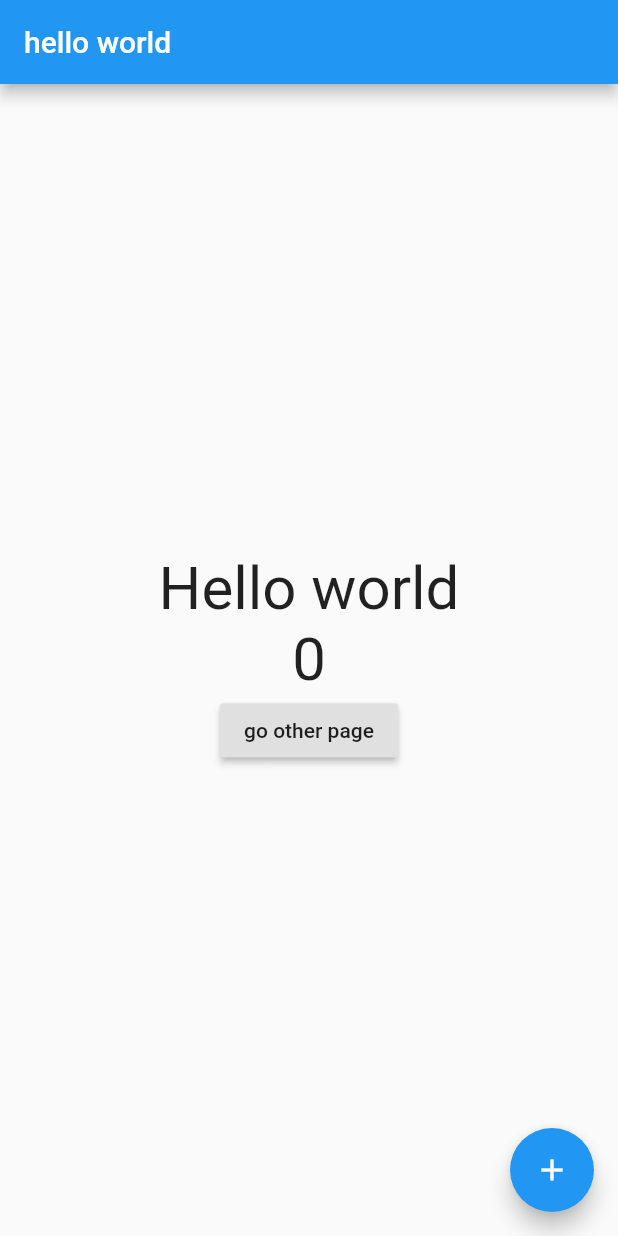
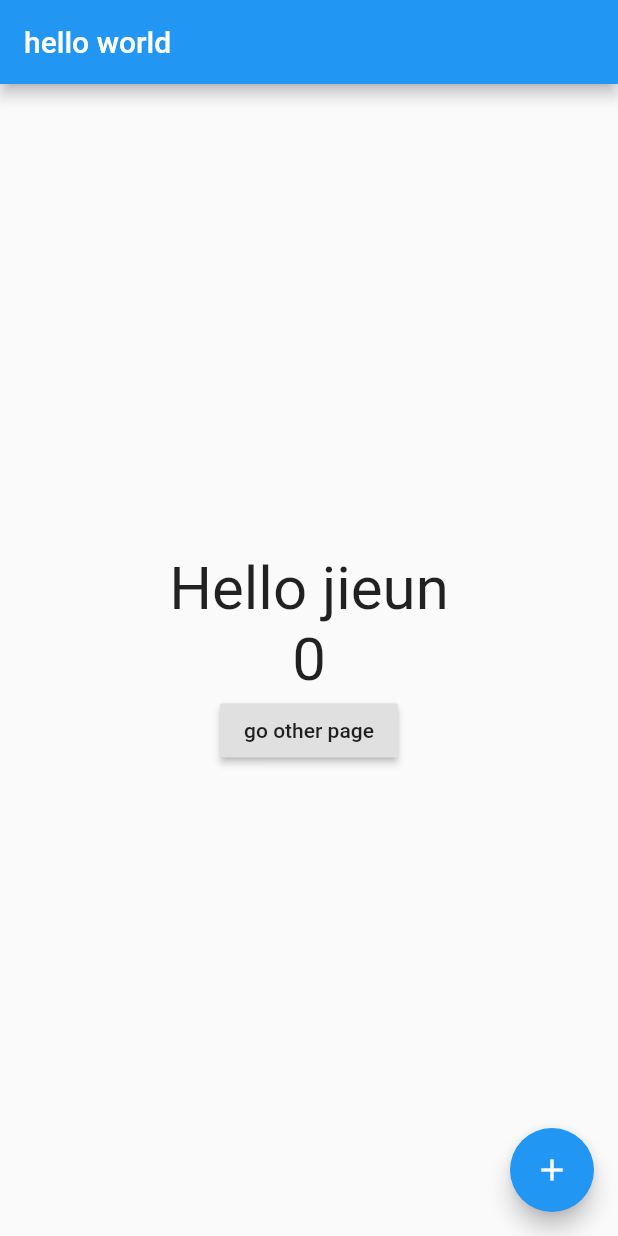
Before and after one commit to yangjiri/flutter-tutorials, a Flutter app: the screen it shows after launch, on a phone screen of 412 x 824 dp. Run offline on Flutter 3.47's test engine with Material 2 defaults, Android fonts, the phone set to English and light mode, and no system bars.

Commit message:
flutter commit3

```diff
--- a/lib/main.dart
+++ b/lib/main.dart
@@ -35,7 +35,7 @@ class HelloPage extends StatefulWidget {
 }
 
 class _HelloPageState extends State<HelloPage> {
-  String _message = 'Hello world';
+  String _message = 'Hello jieun';
    int _counter = 0;
   @override
   Widget build(BuildContext context) {
```
